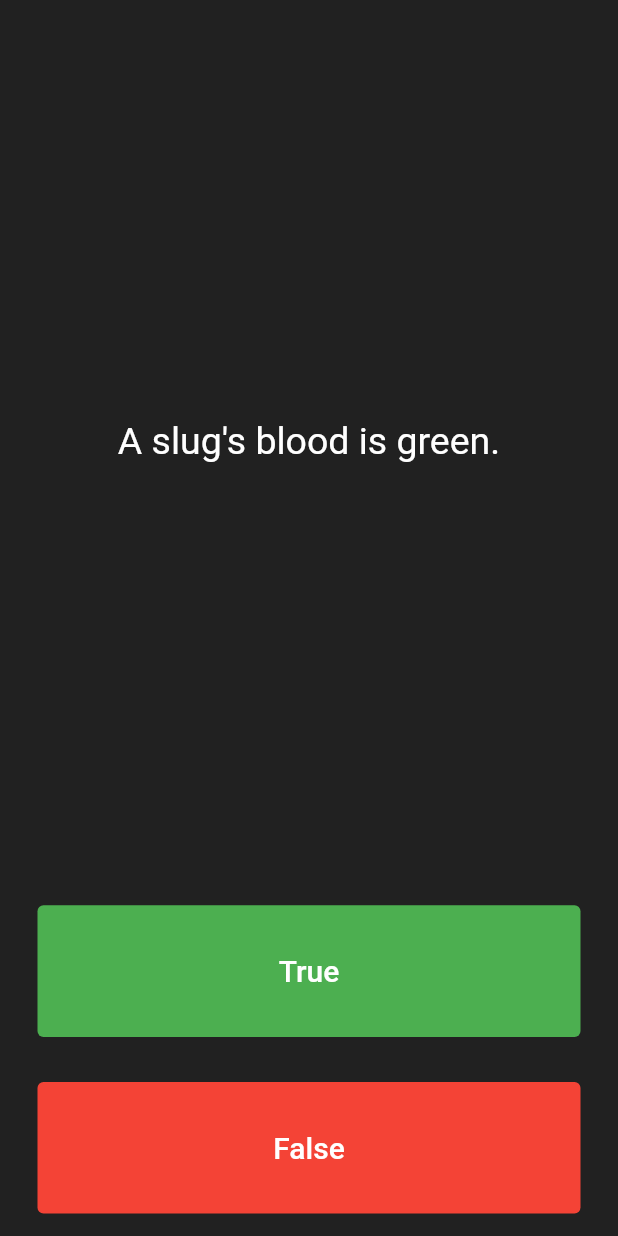
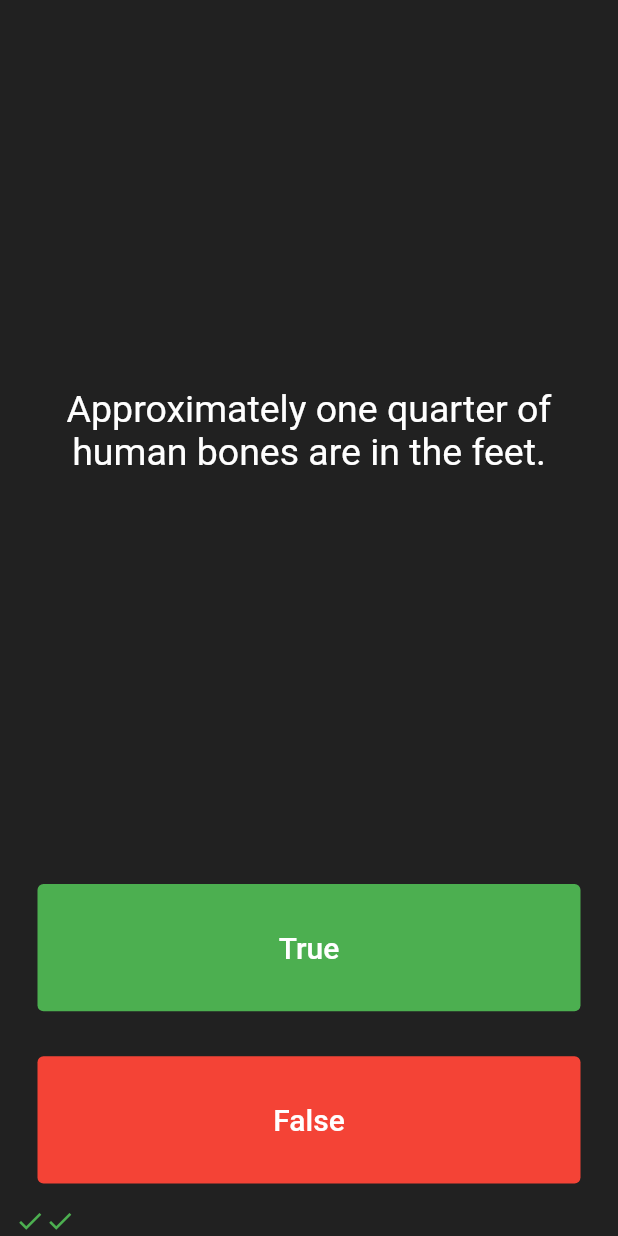
Before and after one commit to adismort14/quiz-app, a Flutter app: the screen it shows after launch, after a tap on "True", after a tap on "False", on a phone screen of 412 x 824 dp. Run offline on Flutter 3.47's test engine with Material 2 defaults, Android fonts, the phone set to English and light mode, and no system bars; our stand-ins replace rflutter_alert.

Commit message:
almost done

```diff
--- a/lib/main.dart
+++ b/lib/main.dart
@@ -1,6 +1,9 @@
 import 'package:flutter/material.dart';
+import 'package:rflutter_alert/rflutter_alert.dart';
 
-import 'question.dart';
+import 'questionBank.dart';
+
+QuizBrain q_ans = QuizBrain();
 
 void main() => runApp(Quizzler());
 
@@ -31,7 +34,25 @@ class QuizPage extends StatefulWidget {
 }
 
 class _QuizPageState extends State<QuizPage> {
-  List<Icons> progressIcons = [];
+  List<Widget> progressIcons = [];
+
+  void checkUserAnswer(bool userAnswer) {
+    bool correctAns = q_ans.getAnswer();
+
+    if (correctAns == userAnswer) {
+      progressIcons.add(Icon(
+        Icons.check,
+        color: Colors.green,
+        size: 20,
+      ));
+    } else {
+      progressIcons.add(Icon(
+        Icons.close_outlined,
+        color: Colors.red,
+        size: 20,
+      ));
+    }
+  }
 
   // List<String> questionList = [
   //   'You can lead a cow down stairs but not up stairs.',
@@ -40,16 +61,6 @@ class _QuizPageState extends State<QuizPage> {
   // ];
   //
   // List<bool> questionAnswers = [false, true, true];
-
-  List<Question> qna = [
-    Question(q: 'You can lead a cow down stairs but not up stairs.', a: false),
-    Question(
-        q: 'Approximately one quarter of human bones are in the feet.',
-        a: true),
-    Question(q: 'A slug\'s blood is green.', a: true)
-  ];
-
-  int questionNumber = 0;
 
   @override
   Widget build(BuildContext context) {
@@ -63,7 +74,7 @@ class _QuizPageState extends State<QuizPage> {
             padding: EdgeInsets.all(10.0),
             child: Center(
               child: Text(
-                qna[questionNumber].question,
+                q_ans.getQuestion(),
                 textAlign: TextAlign.center,
                 style: TextStyle(
                   fontSize: 25.0,
@@ -78,15 +89,19 @@ class _QuizPageState extends State<QuizPage> {
             padding: const EdgeInsets.all(15.0),
             child: TextButton(
               onPressed: () {
-                bool correctAns = qna[questionNumber].answer;
-
-                if (correctAns == true) {
-                  print('You have got it right.');
-                } else {
-                  print("You have got it wrong");
-                }
                 setState(() {
-                  questionNumber++;
+                  checkUserAnswer(true);
+                  q_ans.nextQuestion();
+                  if (q_ans.checkEnd()) {
+                    progressIcons.clear();
+                    q_ans.resetQ();
+                    Alert(
+                            context: context,
+                            title: "Quiz End",
+                            desc:
+                                "The quiz has ended.Hope you gained knowledge.")
+                        .show();
+                  }
                 });
               },
               style: TextButton.styleFrom(
@@ -107,16 +122,19 @@ class _QuizPageState extends State<QuizPage> {
             padding: const EdgeInsets.all(15.0),
             child: TextButton(
               onPressed: () {
-                bool correctAns = qna[questionNumber].answer;
-
-                if (correctAns == false) {
-                  print('You have got it right.');
-                } else {
-                  print("You have got it wrong");
-                }
-
                 setState(() {
-                  questionNumber++;
+                  checkUserAnswer(false);
+                  q_ans.nextQuestion();
+                  if (q_ans.checkEnd()) {
+                    progressIcons.clear();
+                    q_ans.resetQ();
+                    Alert(
+                            context: context,
+                            title: "Quiz End",
+                            desc:
+                                "The quiz has ended.Hope you gained knowledge.")
+                        .show();
+                  }
                 });
               },
               style: TextButton.styleFrom(
@@ -133,6 +151,10 @@ class _QuizPageState extends State<QuizPage> {
           ),
         ),
         //TODO: Add a Row here as your score keeper
+
+        Row(
+          children: progressIcons,
+        )
       ],
     );
   }
--- /dev/null
+++ b/lib/questionBank.dart
@@ -0,0 +1,57 @@
+import 'question.dart';
+
+class QuizBrain {
+  int _questionNumber = 0;
+
+  List<Question> _qna = [
+    Question(q: 'Some cats are actually allergic to humans', a: true),
+    Question(q: 'You can lead a cow down stairs but not up stairs.', a: false),
+    Question(
+        q: 'Approximately one quarter of human bones are in the feet.',
+        a: true),
+    Question(q: 'A slug\'s blood is green.', a: true),
+    Question(q: 'Buzz Aldrin\'s mother\'s maiden name was \"Moon\".', a: true),
+    Question(q: 'It is illegal to pee in the Ocean in Portugal.', a: true),
+    Question(
+        q: 'No piece of square dry paper can be folded in half more than 7 times.',
+        a: false),
+    Question(
+        q: 'In London, UK, if you happen to die in the House of Parliament, you are technically entitled to a state funeral, because the building is considered too sacred a place.',
+        a: true),
+    Question(
+        q: 'The loudest sound produced by any animal is 188 decibels. That animal is the African Elephant.',
+        a: false),
+    Question(
+        q: 'The total surface area of two human lungs is approximately 70 square metres.',
+        a: true),
+    Question(q: 'Google was originally called \"Backrub\".', a: true),
+    Question(
+        q: 'Chocolate affects a dog\'s heart and nervous system; a few ounces are enough to kill a small dog.',
+        a: true),
+    Question(
+        q: 'In West Virginia, USA, if you accidentally hit an animal with your car, you are free to take it home to eat.',
+        a: true),
+  ];
+
+  String getQuestion() {
+    return _qna[_questionNumber].question;
+  }
+
+  bool getAnswer() {
+    return _qna[_questionNumber].answer;
+  }
+
+  void nextQuestion() {
+    if (_questionNumber < _qna.length - 1) {
+      _questionNumber++;
+    } else {}
+  }
+
+  bool checkEnd() {
+    return _questionNumber == _qna.length ? true : false;
+  }
+
+  void resetQ() {
+    _questionNumber = 0;
+  }
+}
--- a/pubspec.yaml
+++ b/pubspec.yaml
@@ -36,6 +36,7 @@ dependencies:
   # The following adds the Cupertino Icons font to your application.
   # Use with the CupertinoIcons class for iOS style icons.
   cupertino_icons: ^1.0.2
+  rflutter_alert: ^2.0.4
 
 dev_dependencies:
   flutter_test:
```
Also changed, not shown: pubspec.lock.
